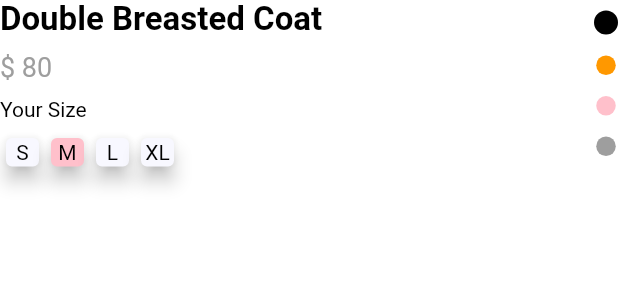
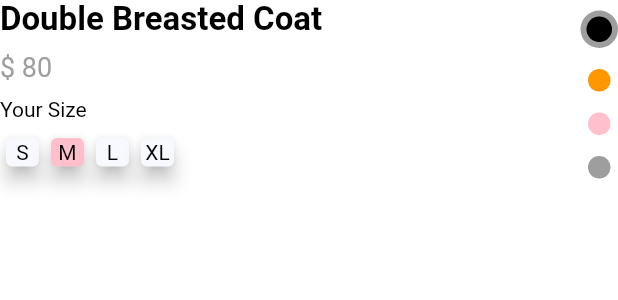
Before and after one commit to DevAdedoyin/e-commerce-store-ui, a Flutter app: the CoatInfoWidget widget shown alone on an empty page, opened directly, on a phone screen of 412 x 824 dp. Shown: the top 300 px of the screen. Run offline on Flutter 3.47's test engine with Material 2 defaults, Android fonts, the phone set to English and light mode, and no system bars; our stand-ins replace badges; missing offline and left inert: draggable_bottom_sheet; network calls fail.

Commit message:
Color custom radio buttons

```diff
--- a/lib/widgets/coat_info.dart
+++ b/lib/widgets/coat_info.dart
@@ -8,7 +8,7 @@ class CoatInfoWidget extends StatelessWidget {
   Widget build(BuildContext context) {
     return Container(
       alignment: Alignment.topCenter,
-      height: 125,
+      height: 130,
       child: Row(
         mainAxisAlignment: MainAxisAlignment.spaceBetween,
         children: [
@@ -71,14 +71,31 @@ class CoatInfoWidget extends StatelessWidget {
             child: Column(
               children: List.generate(
                 4,
-                (index) => Container(
-                  margin: const EdgeInsets.symmetric(vertical: 7),
-                  height: index == 0 ? 16 : 13,
-                  width: index == 0 ? 16 : 13,
-                  decoration: BoxDecoration(
-                      color: Colorz.itemColorz[index],
-                      borderRadius: BorderRadius.circular(10)),
-                ),
+                (index) => index == 0
+                    ? Container(
+                        alignment: Alignment.center,
+                        margin: const EdgeInsets.symmetric(vertical: 7),
+                        height: 25,
+                        width: 25,
+                        decoration: BoxDecoration(
+                            color: Colorz.greyColor,
+                            borderRadius: BorderRadius.circular(30)),
+                        child: Container(
+                          height: 17,
+                          width: 17,
+                          decoration: BoxDecoration(
+                              color: Colors.black,
+                              borderRadius: BorderRadius.circular(10)),
+                        ),
+                      )
+                    : Container(
+                        margin: const EdgeInsets.symmetric(vertical: 7),
+                        height: 15,
+                        width: 15,
+                        decoration: BoxDecoration(
+                            color: Colorz.itemColorz[index],
+                            borderRadius: BorderRadius.circular(10)),
+                      ),
               ),
             ),
           ),
```
